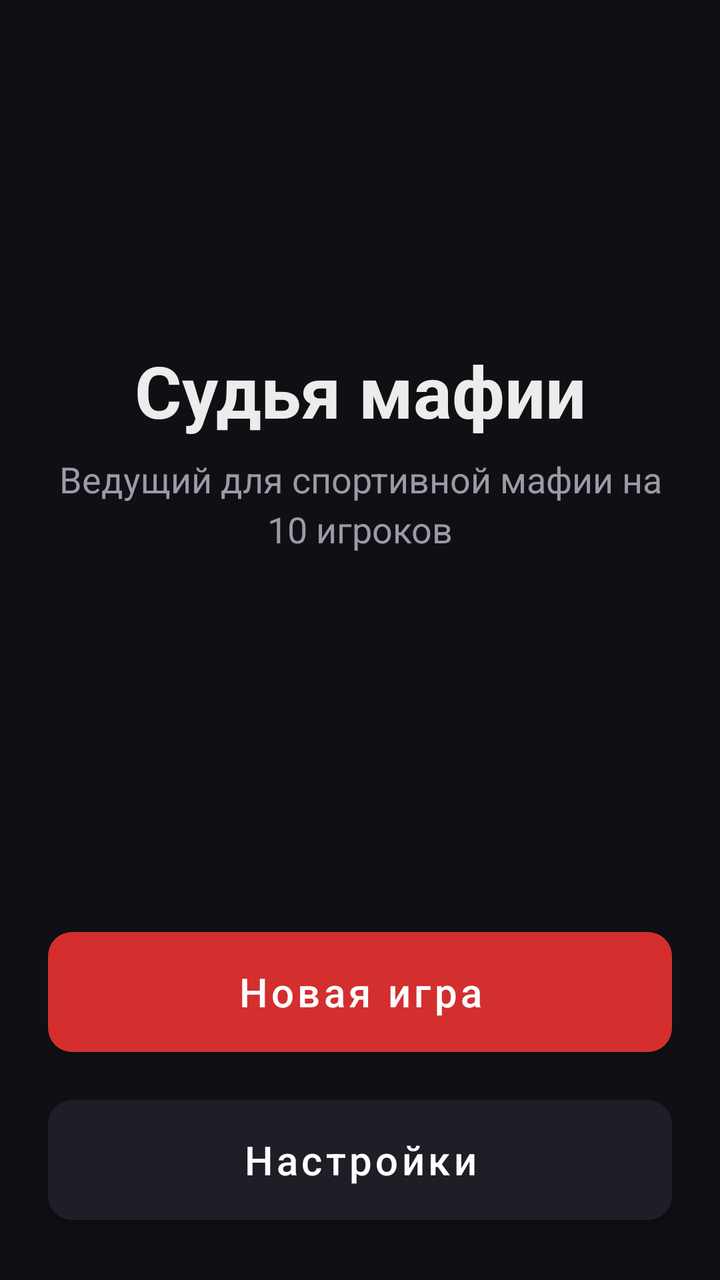
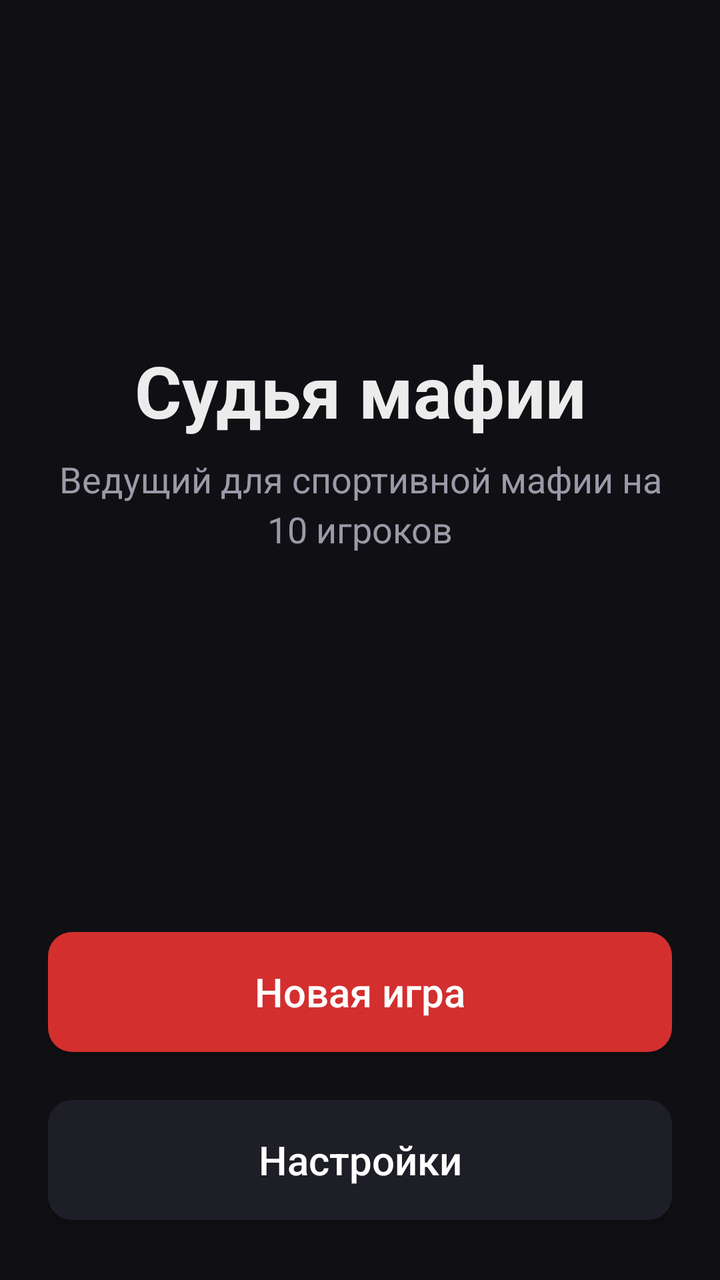

Before-and-after screenshots of an Android layout around one commit, followed by the original layout XML and the change that was made.
<!-- AndroidManifest.xml: application theme Theme.Lobby1 -->
<!-- res/layout/activity_main.xml -->
<?xml version="1.0" encoding="utf-8"?>
<LinearLayout xmlns:android="http://schemas.android.com/apk/res/android"
    style="@style/Screen"
    android:orientation="vertical"
    android:fitsSystemWindows="true">

    <View style="@style/Spacer" />

    <TextView
        style="@style/Title"
        android:text="@string/app_name"
        android:textSize="36sp" />

    <TextView
        style="@style/Body"
        android:layout_marginTop="8dp"
        android:text="@string/main_subtitle" />

    <View style="@style/Spacer" />

    <TextView
        android:id="@+id/musicStatus"
        style="@style/Body"
        android:layout_marginBottom="16dp"
        android:textSize="15sp" />

    <com.google.android.material.button.MaterialButton
        android:id="@+id/newGame"
        style="@style/MainButton"
        android:text="@string/new_game" />

    <com.google.android.material.button.MaterialButton
        android:id="@+id/settings"
        style="@style/MainButton"
        android:layout_marginTop="12dp"
        android:backgroundTint="@color/surface"
        android:text="@string/settings" />
</LinearLayout>
<!-- resources referenced by this layout -->
<resources>
  <color name="surface">#FF1E1E26</color>
  <string name="app_name">Судья мафии</string>
  <string name="main_subtitle">Ведущий для спортивной мафии на 10 игроков</string>
  <string name="new_game">Новая игра</string>
  <string name="settings">Настройки</string>
  <style name="Body">
          <item name="android:layout_width">match_parent</item>
          <item name="android:layout_height">wrap_content</item>
          <item name="android:gravity">center</item>
          <item name="android:textSize">18sp</item>
          <item name="android:textColor">@color/text_secondary</item>
          <item name="android:lineSpacingExtra">4dp</item>
      </style>
  <style name="MainButton" parent="Widget.MaterialComponents.Button">
          <item name="android:layout_width">match_parent</item>
          <item name="android:layout_height">72dp</item>
          <item name="android:textSize">20sp</item>
          <item name="android:textAllCaps">false</item>
          <item name="cornerRadius">12dp</item>
      </style>
  <style name="Screen">
          <item name="android:layout_width">match_parent</item>
          <item name="android:layout_height">match_parent</item>
          <item name="android:orientation">vertical</item>
          <item name="android:padding">24dp</item>
          <item name="android:gravity">center_horizontal</item>
      </style>
  <style name="Spacer">
          <item name="android:layout_width">match_parent</item>
          <item name="android:layout_height">0dp</item>
          <item name="android:layout_weight">1</item>
      </style>
  <style name="Title">
          <item name="android:layout_width">match_parent</item>
          <item name="android:layout_height">wrap_content</item>
          <item name="android:gravity">center</item>
          <item name="android:textSize">26sp</item>
          <item name="android:textStyle">bold</item>
          <item name="android:textColor">@color/text_primary</item>
      </style>
  <style name="Theme.Lobby1" parent="Theme.MaterialComponents.NoActionBar">
          <item name="colorPrimary">@color/accent</item>
          <item name="colorPrimaryVariant">@color/accent_dark</item>
          <item name="colorOnPrimary">@color/white</item>
          <item name="colorSecondary">@color/accent</item>
          <item name="colorOnSecondary">@color/white</item>
          <item name="android:colorBackground">@color/bg</item>
          <item name="android:windowBackground">@color/bg</item>
          <item name="android:textColorPrimary">@color/text_primary</item>
          <item name="android:textColorSecondary">@color/text_secondary</item>
          <item name="android:statusBarColor">@color/bg</item>
          <item name="android:navigationBarColor">@color/bg</item>
      </style>
  <color name="text_secondary">#FF9A9AA8</color>
  <color name="text_primary">#FFECECEC</color>
  <color name="accent">#FFD32F2F</color>
  <color name="accent_dark">#FF9A0007</color>
  <color name="white">#FFFFFFFF</color>
  <color name="bg">#FF101014</color>
</resources>

<!-- the commit's change to res/layout/activity_main.xml (unified diff, before → after) -->
@@ -1,8 +1,13 @@
 <?xml version="1.0" encoding="utf-8"?>
-<LinearLayout xmlns:android="http://schemas.android.com/apk/res/android"
+
+<FrameLayout xmlns:android="http://schemas.android.com/apk/res/android"
+    android:layout_width="match_parent"
+    android:layout_height="match_parent"
+    android:fitsSystemWindows="true">
+
+<LinearLayout
     style="@style/Screen"
-    android:orientation="vertical"
-    android:fitsSystemWindows="true">
+    android:orientation="vertical">
 
     <View style="@style/Spacer" />
 
@@ -36,3 +41,4 @@
         android:backgroundTint="@color/surface"
         android:text="@string/settings" />
 </LinearLayout>
+</FrameLayout>
<!-- resource entries referenced after the edit -->
@@ -18,6 +18,7 @@
           <item name="android:layout_height">72dp</item>
           <item name="android:textSize">20sp</item>
           <item name="android:textAllCaps">false</item>
+          <item name="android:letterSpacing">0</item>
           <item name="cornerRadius">12dp</item>
       </style>
   <style name="Screen">
